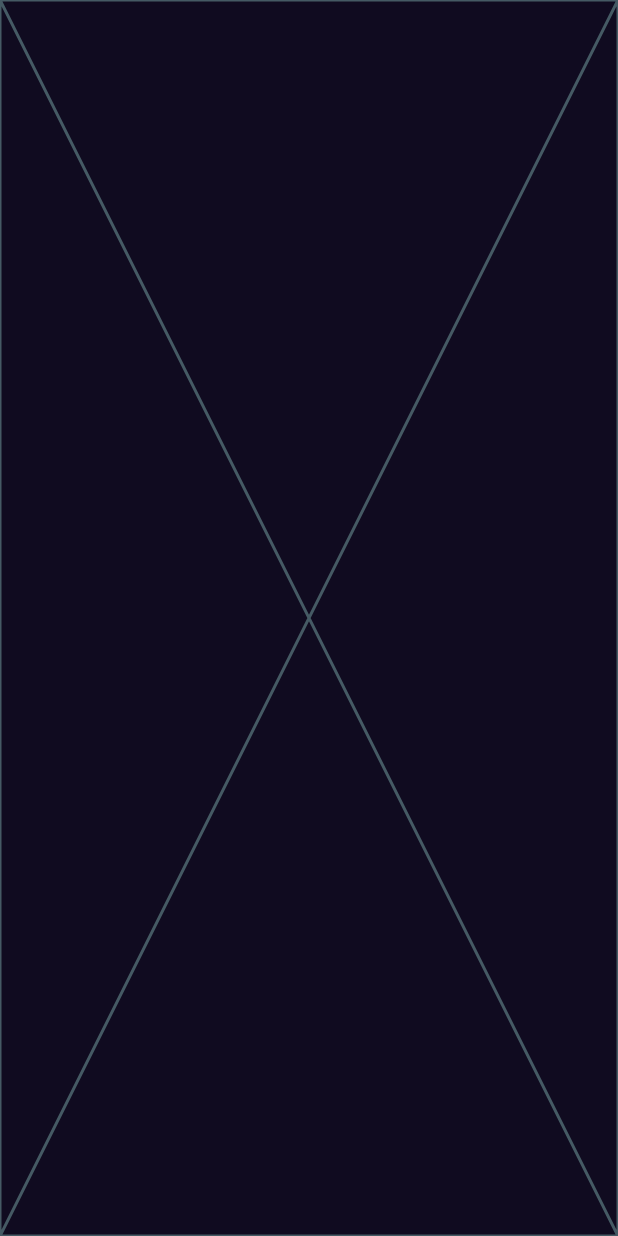
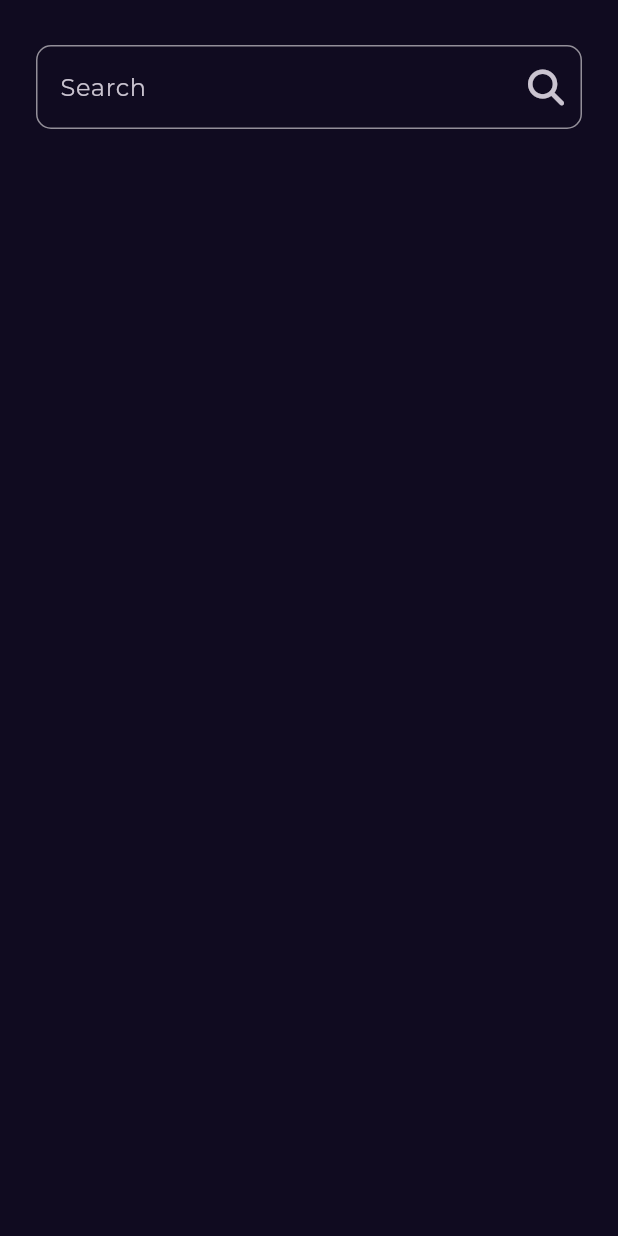
Before and after one commit to hageromar00/Bookly_app, a Flutter app: the SearchView screen opened by its route, on a phone screen of 412 x 824 dp. Run offline on Flutter 3.47's test engine with Material 3 defaults, Android fonts, the phone set to English and light mode, and no system bars; our stand-ins replace font_awesome_flutter, go_router, google_fonts.

Commit message:
add search text

```diff
--- a/lib/core/utils/app_router.dart
+++ b/lib/core/utils/app_router.dart
@@ -6,7 +6,7 @@ import 'package:go_router/go_router.dart';
 
 abstract class AppRouter {
   static const KbookDetail = '/BookDetailsViews';
-  static const KSearch = '/SearchView ';
+  static const KSearch = '/SearchView';
   static final router = GoRouter(
     routes: [
       GoRoute(
--- a/lib/features/home/presentation/views/widgets/custom_appbar.dart
+++ b/lib/features/home/presentation/views/widgets/custom_appbar.dart
@@ -1,7 +1,8 @@
-
+import 'package:bookly_app/core/utils/app_router.dart';
 import 'package:bookly_app/core/utils/assets.dart';
 import 'package:flutter/material.dart';
 import 'package:font_awesome_flutter/font_awesome_flutter.dart';
+import 'package:go_router/go_router.dart';
 
 class CustomAppBar extends StatelessWidget {
   const CustomAppBar({super.key});
@@ -18,7 +19,9 @@ class CustomAppBar extends StatelessWidget {
             height: 18,
           ),
           IconButton(
-              onPressed: () {},
+              onPressed: () {
+                GoRouter.of(context).push(AppRouter.KSearch);
+              },
               icon: const Icon(
                 FontAwesomeIcons.magnifyingGlass,
                 size: 24,
--- /dev/null
+++ b/lib/features/search/widget/custom_search_text.dart
@@ -0,0 +1,29 @@
+
+import 'package:flutter/material.dart';
+import 'package:font_awesome_flutter/font_awesome_flutter.dart';
+
+class CustomSearchText extends StatelessWidget {
+  const CustomSearchText({super.key});
+
+  @override
+  Widget build(BuildContext context) {
+    return Padding(
+      padding: const EdgeInsets.symmetric(vertical: 30, horizontal: 24),
+      child: TextField(
+        decoration: InputDecoration(
+          border: OutlineInputBorder(
+            borderRadius: BorderRadius.circular(10),
+            borderSide:const BorderSide(color: Colors.white),
+          ),
+          hintText: 'Search',
+          suffixIcon: IconButton(
+              onPressed: () {},
+              icon: const Icon(
+                FontAwesomeIcons.magnifyingGlass,
+                size: 24,
+              )),
+        ),
+      ),
+    );
+  }
+}
--- a/lib/features/search/widget/search_view_body.dart
+++ b/lib/features/search/widget/search_view_body.dart
@@ -1,10 +1,14 @@
+import 'package:bookly_app/features/search/widget/custom_search_text.dart';
 import 'package:flutter/material.dart';
+import 'package:font_awesome_flutter/font_awesome_flutter.dart';
 
 class SearchViewBody extends StatelessWidget {
   const SearchViewBody({super.key});
 
   @override
   Widget build(BuildContext context) {
-    return const Placeholder();
+    return const Column(
+      children: [CustomSearchText()],
+    );
   }
 }
```
